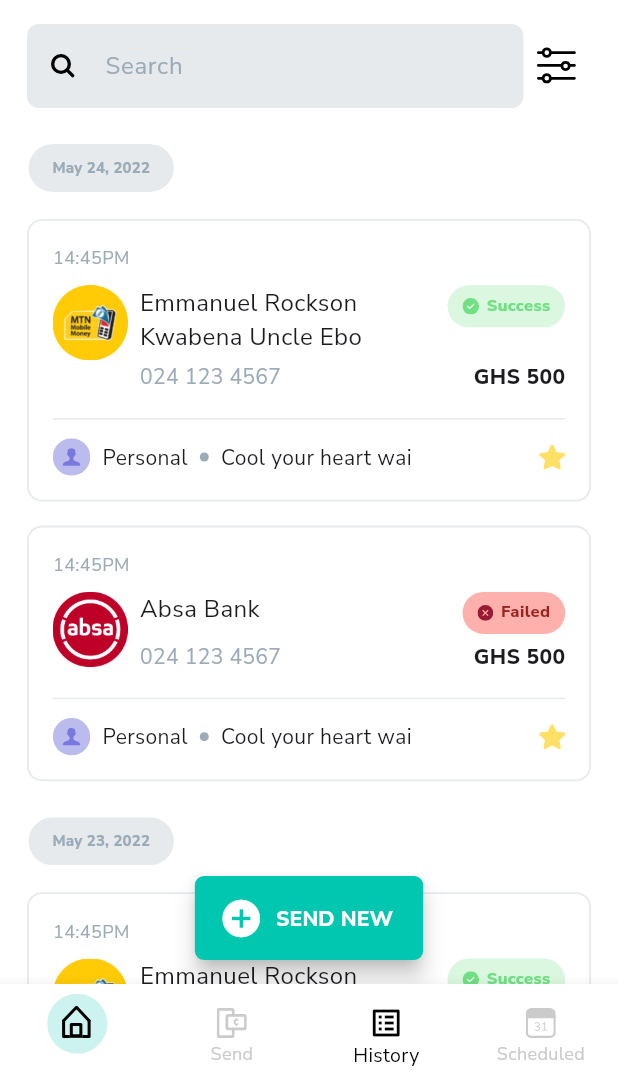
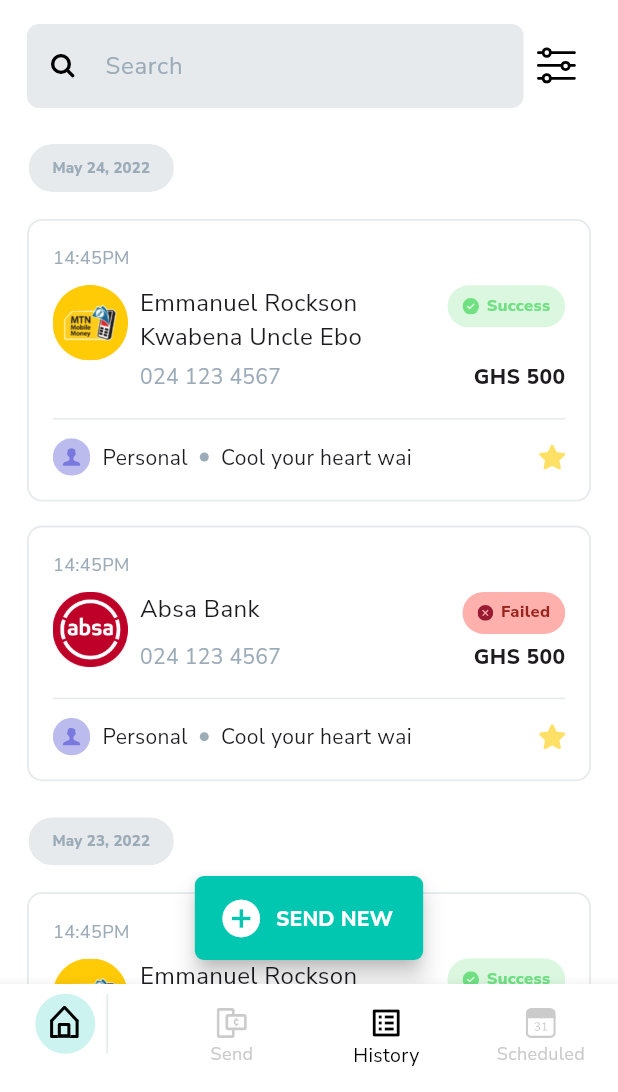
Before and after one commit to sparkwud/hubtel_coding_challenge, a Flutter app: the screen it shows after launch, on a phone screen of 412 x 824 dp, the part 144-1236 px from its top. Run offline on Flutter 3.47's test engine with Material 3 defaults, Android fonts, the phone set to English and light mode, and no system bars; our stand-ins replace flutter_svg, google_fonts.

Commit message:
add vertical divider after home icon on bottom nav

```diff
--- a/lib/components/main_container.dart
+++ b/lib/components/main_container.dart
@@ -22,10 +22,22 @@ BottomNavigationBarItem buildSvgNavBarItem({
 }) {
   return BottomNavigationBarItem(
     icon: isHome
-        ? CircleAvatar(
-            backgroundColor: AppPalette.lightTeal,
-            radius: 20,
-            child: SvgPicture.asset(activeIconPath),
+        ? IntrinsicHeight(
+            child: Row(
+              mainAxisAlignment: MainAxisAlignment.center,
+              children: [
+                CircleAvatar(
+                  backgroundColor: AppPalette.lightTeal,
+                  radius: 20,
+                  child: SvgPicture.asset(activeIconPath),
+                ),
+                // const SizedBox(height: 20),
+                const VerticalDivider(
+                  thickness: 1.2,
+                  color: AppPalette.borderGray,
+                ),
+              ],
+            ),
           )
         : SvgPicture.asset(
             inactiveIconPath,
```
